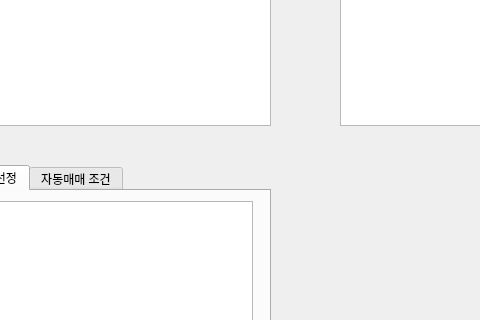
Above: MainWindows.ui from kisbi3/Stock_Kiwoom before the change; both pictures show x 130 to 610 and y 215 to 535 of the 992 by 833 pixel window. Below: the same form after it.
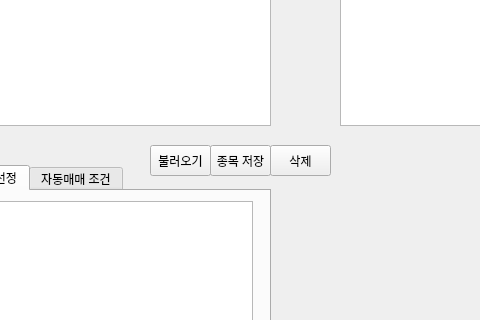
That is the form after the change.

```diff
--- a/MainWindows.ui
+++ b/MainWindows.ui
@@ -264,6 +264,45 @@
      </attribute>
     </widget>
    </widget>
+   <widget class="QPushButton" name="Load_Stock">
+    <property name="geometry">
+     <rect>
+      <x>280</x>
+      <y>360</y>
+      <width>61</width>
+      <height>31</height>
+     </rect>
+    </property>
+    <property name="text">
+     <string>불러오기</string>
+    </property>
+   </widget>
+   <widget class="QPushButton" name="Save_Stock">
+    <property name="geometry">
+     <rect>
+      <x>340</x>
+      <y>360</y>
+      <width>61</width>
+      <height>31</height>
+     </rect>
+    </property>
+    <property name="text">
+     <string>종목 저장</string>
+    </property>
+   </widget>
+   <widget class="QPushButton" name="Del_Stock">
+    <property name="geometry">
+     <rect>
+      <x>400</x>
+      <y>360</y>
+      <width>61</width>
+      <height>31</height>
+     </rect>
+    </property>
+    <property name="text">
+     <string>삭제</string>
+    </property>
+   </widget>
   </widget>
   <widget class="QMenuBar" name="menubar">
    <property name="geometry">
```
